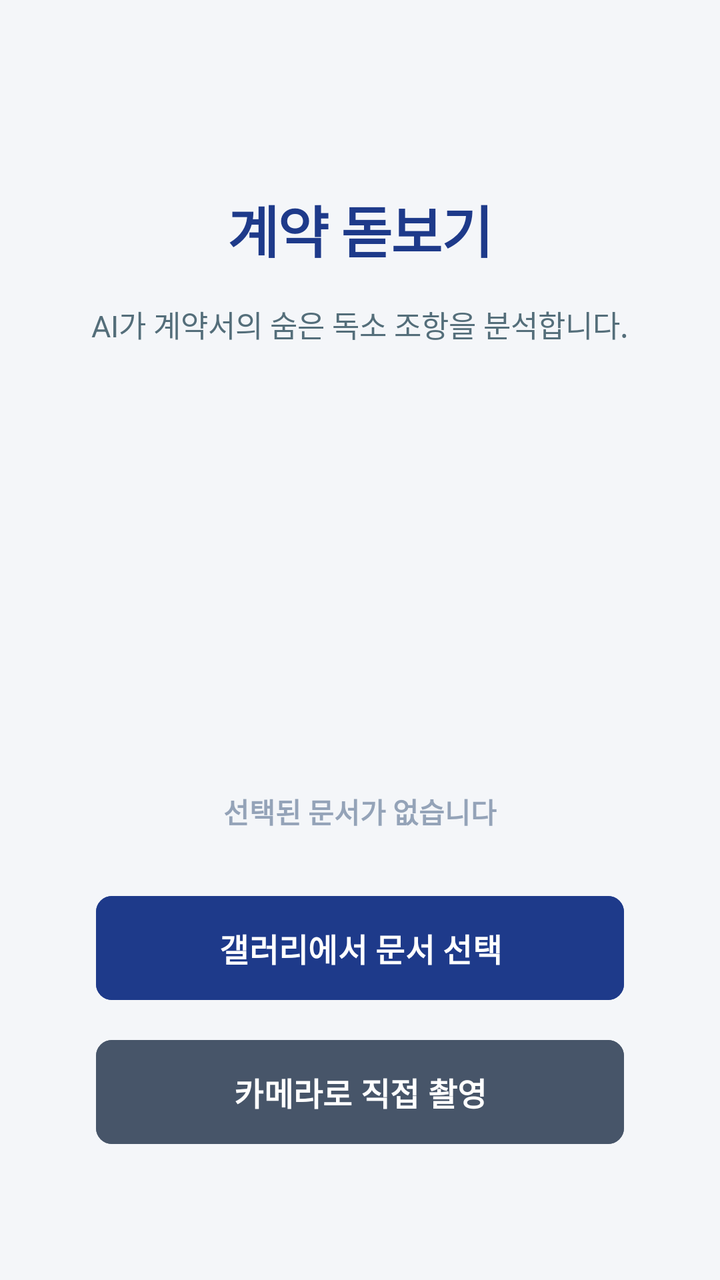
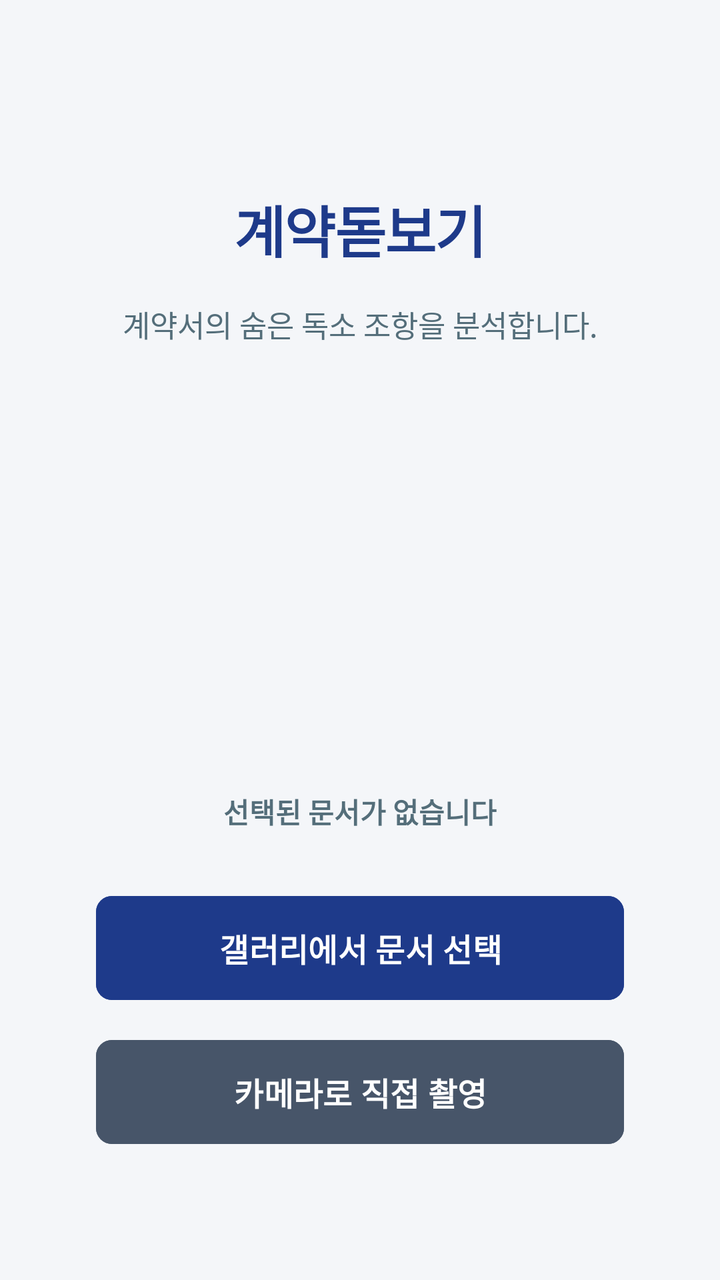

Before-and-after screenshots of an Android layout around one commit, followed by the original layout XML and the change that was made.
<!-- AndroidManifest.xml: application theme Theme.Aicontractanalyzer_ -->
<!-- res/layout/activity_main.xml -->
<?xml version="1.0" encoding="utf-8"?>
<androidx.constraintlayout.widget.ConstraintLayout
    xmlns:android="http://schemas.android.com/apk/res/android"
    xmlns:app="http://schemas.android.com/apk/res-auto"
    xmlns:tools="http://schemas.android.com/tools"
    android:id="@+id/main"
    android:layout_width="match_parent"
    android:layout_height="match_parent"
    android:background="#F4F6F9"
    android:padding="24dp"
    tools:context=".MainActivity">

    <TextView
        android:id="@+id/title"
        android:layout_width="wrap_content"
        android:layout_height="wrap_content"
        android:layout_marginTop="70dp"
        android:letterSpacing="-0.02"
        android:text="계약 돋보기"
        android:textColor="#1E3A8A"
        android:textSize="28sp"
        android:textStyle="bold"
        app:layout_constraintEnd_toEndOf="parent"
        app:layout_constraintStart_toStartOf="parent"
        app:layout_constraintTop_toTopOf="parent" />

    <TextView
        android:id="@+id/main_text"
        android:layout_width="wrap_content"
        android:layout_height="wrap_content"
        android:layout_marginTop="16dp"
        android:lineSpacingExtra="8dp"
        android:text="AI가 계약서의 숨은 독소 조항을 분석합니다."
        android:textAlignment="center"
        android:textColor="#546E7A"
        android:textSize="15sp"
        app:layout_constraintEnd_toEndOf="parent"
        app:layout_constraintStart_toStartOf="parent"
        app:layout_constraintTop_toBottomOf="@+id/title" />

    <ProgressBar
        android:id="@+id/progressBar"
        style="?android:attr/progressBarStyleLarge"
        android:layout_width="wrap_content"
        android:layout_height="wrap_content"
        android:indeterminateTint="#1E3A8A"
        android:visibility="gone"
        app:layout_constraintBottom_toBottomOf="parent"
        app:layout_constraintEnd_toEndOf="parent"
        app:layout_constraintStart_toStartOf="parent"
        app:layout_constraintTop_toTopOf="parent" />

    <TextView
        android:id="@+id/TEXTTEXT"
        android:layout_width="wrap_content"
        android:layout_height="wrap_content"
        android:layout_marginBottom="28dp"
        android:text="선택된 문서가 없습니다"
        android:textColor="#94A3B8"
        android:textSize="14sp"
        android:textStyle="bold"
        app:layout_constraintBottom_toTopOf="@+id/button"
        app:layout_constraintEnd_toEndOf="parent"
        app:layout_constraintStart_toStartOf="parent" />

    <Button
        android:id="@+id/button"
        android:layout_width="0dp"
        android:layout_height="60dp"
        android:layout_marginStart="24dp"
        android:layout_marginEnd="24dp"
        android:layout_marginBottom="12dp"
        android:backgroundTint="#1E3A8A"
        android:elevation="4dp"
        android:text="갤러리에서 문서 선택"
        android:textColor="#FFFFFF"
        android:textSize="16sp"
        android:textStyle="bold"
        app:cornerRadius="8dp"
        app:layout_constraintBottom_toTopOf="@+id/button2"
        app:layout_constraintEnd_toEndOf="parent"
        app:layout_constraintStart_toStartOf="parent" />

    <Button
        android:id="@+id/button2"
        android:layout_width="0dp"
        android:layout_height="60dp"
        android:layout_marginStart="24dp"
        android:layout_marginEnd="24dp"
        android:layout_marginBottom="40dp"
        android:backgroundTint="#475569"
        android:elevation="4dp"
        android:text="카메라로 직접 촬영"
        android:textColor="#FFFFFF"
        android:textSize="16sp"
        android:textStyle="bold"
        app:cornerRadius="8dp"
        app:layout_constraintBottom_toBottomOf="parent"
        app:layout_constraintEnd_toEndOf="parent"
        app:layout_constraintStart_toStartOf="parent" />

</androidx.constraintlayout.widget.ConstraintLayout>
<!-- resources referenced by this layout -->
<resources>
  <style name="Theme.Aicontractanalyzer_" parent="Base.Theme.Aicontractanalyzer_" />
  <style name="Base.Theme.Aicontractanalyzer_" parent="Theme.Material3.DayNight.NoActionBar">
          
          
      </style>
</resources>

<!-- the commit's change to res/layout/activity_main.xml (unified diff, before → after) -->
@@ -6,7 +6,7 @@
     android:id="@+id/main"
     android:layout_width="match_parent"
     android:layout_height="match_parent"
-    android:background="#F4F6F9"
+    android:background="@color/background"
     android:padding="24dp"
     tools:context=".MainActivity">
 
@@ -16,8 +16,8 @@
         android:layout_height="wrap_content"
         android:layout_marginTop="70dp"
         android:letterSpacing="-0.02"
-        android:text="계약 돋보기"
-        android:textColor="#1E3A8A"
+        android:text="계약돋보기"
+        android:textColor="@color/main_color"
         android:textSize="28sp"
         android:textStyle="bold"
         app:layout_constraintEnd_toEndOf="parent"
@@ -30,9 +30,9 @@
         android:layout_height="wrap_content"
         android:layout_marginTop="16dp"
         android:lineSpacingExtra="8dp"
-        android:text="AI가 계약서의 숨은 독소 조항을 분석합니다."
+        android:text="계약서의 숨은 독소 조항을 분석합니다."
         android:textAlignment="center"
-        android:textColor="#546E7A"
+        android:textColor="@color/text_gray"
         android:textSize="15sp"
         app:layout_constraintEnd_toEndOf="parent"
         app:layout_constraintStart_toStartOf="parent"
@@ -43,7 +43,7 @@
         style="?android:attr/progressBarStyleLarge"
         android:layout_width="wrap_content"
         android:layout_height="wrap_content"
-        android:indeterminateTint="#1E3A8A"
+        android:indeterminateTint="@color/main_color"
         android:visibility="gone"
         app:layout_constraintBottom_toBottomOf="parent"
         app:layout_constraintEnd_toEndOf="parent"
@@ -56,7 +56,7 @@
         android:layout_height="wrap_content"
         android:layout_marginBottom="28dp"
         android:text="선택된 문서가 없습니다"
-        android:textColor="#94A3B8"
+        android:textColor="@color/text_gray"
         android:textSize="14sp"
         android:textStyle="bold"
         app:layout_constraintBottom_toTopOf="@+id/button"
@@ -70,10 +70,10 @@
         android:layout_marginStart="24dp"
         android:layout_marginEnd="24dp"
         android:layout_marginBottom="12dp"
-        android:backgroundTint="#1E3A8A"
+        android:backgroundTint="@color/main_color"
         android:elevation="4dp"
         android:text="갤러리에서 문서 선택"
-        android:textColor="#FFFFFF"
+        android:textColor="@color/text_white"
         android:textSize="16sp"
         android:textStyle="bold"
         app:cornerRadius="8dp"
@@ -88,7 +88,7 @@
         android:layout_marginStart="24dp"
         android:layout_marginEnd="24dp"
         android:layout_marginBottom="40dp"
-        android:backgroundTint="#475569"
+        android:backgroundTint="@color/gray_color"
         android:elevation="4dp"
         android:text="카메라로 직접 촬영"
         android:textColor="#FFFFFF"
<!-- resource entries referenced after the edit -->
@@ -1,5 +1,10 @@
 <!-- resources referenced by this layout -->
 <resources>
+  <color name="background">#F4F6F9</color>
+  <color name="gray_color">#475569</color>
+  <color name="main_color">#1E3A8A</color>
+  <color name="text_gray">#546E7A</color>
+  <color name="text_white">#FFFFFF</color>
   <style name="Theme.Aicontractanalyzer_" parent="Base.Theme.Aicontractanalyzer_" />
   <style name="Base.Theme.Aicontractanalyzer_" parent="Theme.Material3.DayNight.NoActionBar">
           
